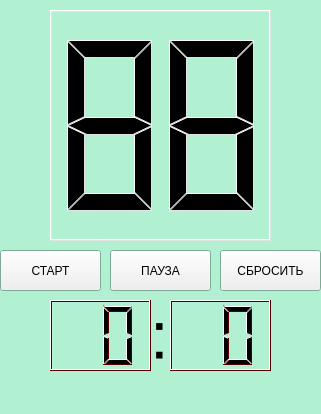
Above: work_clock/workclock.ui from kvintagav/workclock before the change. Below: the same form after it.
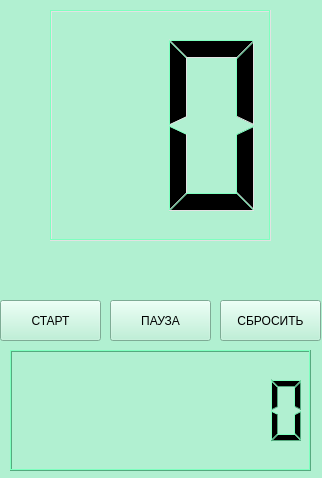
That is the form after the change.

What changed in the file:
```diff
--- a/work_clock/workclock.ui
+++ b/work_clock/workclock.ui
@@ -2,14 +2,29 @@
 <ui version="4.0">
  <class>workclock</class>
  <widget class="QWidget" name="workclock">
+  <property name="enabled">
+   <bool>true</bool>
+  </property>
   <property name="geometry">
    <rect>
     <x>0</x>
     <y>0</y>
-    <width>321</width>
-    <height>414</height>
+    <width>322</width>
+    <height>478</height>
    </rect>
   </property>
+  <property name="minimumSize">
+   <size>
+    <width>322</width>
+    <height>422</height>
+   </size>
+  </property>
+  <property name="baseSize">
+   <size>
+    <width>322</width>
+    <height>422</height>
+   </size>
+  </property>
   <property name="palette">
    <palette>
     <active>
@@ -22,12 +37,30 @@
        </color>
       </brush>
      </colorrole>
+     <colorrole role="Button">
+      <brush brushstyle="SolidPattern">
+       <color alpha="255">
+        <red>177</red>
+        <green>240</green>
+        <blue>209</blue>
+       </color>
+      </brush>
+     </colorrole>
+     <colorrole role="Light">
+      <brush brushstyle="SolidPattern">
+       <color alpha="255">
+        <red>127</red>
+        <green>255</green>
+        <blue>191</blue>
+       </color>
+      </brush>
+     </colorrole>
      <colorrole role="Midlight">
       <brush brushstyle="SolidPattern">
        <color alpha="255">
-        <red>255</red>
-        <green>255</green>
-        <blue>255</blue>
+        <red>106</red>
+        <green>212</green>
+        <blue>159</blue>
        </color>
       </brush>
      </colorrole>
@@ -35,8 +68,8 @@
       <brush brushstyle="SolidPattern">
        <color alpha="255">
         <red>85</red>
-        <green>0</green>
-        <blue>0</blue>
+        <green>170</green>
+        <blue>127</blue>
        </color>
       </brush>
      </colorrole>
@@ -58,6 +91,15 @@
        </color>
       </brush>
      </colorrole>
+     <colorrole role="BrightText">
+      <brush brushstyle="SolidPattern">
+       <color alpha="255">
+        <red>255</red>
+        <green>255</green>
+        <blue>255</blue>
+       </color>
+      </brush>
+     </colorrole>
      <colorrole role="ButtonText">
       <brush brushstyle="SolidPattern">
        <color alpha="255">
@@ -85,12 +127,39 @@
        </color>
       </brush>
      </colorrole>
-     <colorrole role="Highlight">
+     <colorrole role="Shadow">
       <brush brushstyle="SolidPattern">
        <color alpha="255">
-        <red>89</red>
+        <red>0</red>
+        <green>0</green>
+        <blue>0</blue>
+       </color>
+      </brush>
+     </colorrole>
+     <colorrole role="AlternateBase">
+      <brush brushstyle="SolidPattern">
+       <color alpha="255">
+        <red>170</red>
+        <green>212</green>
+        <blue>191</blue>
+       </color>
+      </brush>
+     </colorrole>
+     <colorrole role="ToolTipBase">
+      <brush brushstyle="SolidPattern">
+       <color alpha="255">
+        <red>255</red>
         <green>255</green>
-        <blue>181</blue>
+        <blue>220</blue>
+       </color>
+      </brush>
+     </colorrole>
+     <colorrole role="ToolTipText">
+      <brush brushstyle="SolidPattern">
+       <color alpha="255">
+        <red>0</red>
+        <green>0</green>
+        <blue>0</blue>
        </color>
       </brush>
      </colorrole>
@@ -105,12 +174,30 @@
        </color>
       </brush>
      </colorrole>
+     <colorrole role="Button">
+      <brush brushstyle="SolidPattern">
+       <color alpha="255">
+        <red>177</red>
+        <green>240</green>
+        <blue>209</blue>
+       </color>
+      </brush>
+     </colorrole>
+     <colorrole role="Light">
+      <brush brushstyle="SolidPattern">
+       <color alpha="255">
+        <red>127</red>
+        <green>255</green>
+        <blue>191</blue>
+       </color>
+      </brush>
+     </colorrole>
      <colorrole role="Midlight">
       <brush brushstyle="SolidPattern">
        <color alpha="255">
-        <red>255</red>
-        <green>255</green>
-        <blue>255</blue>
+        <red>106</red>
+        <green>212</green>
+        <blue>159</blue>
        </color>
       </brush>
      </colorrole>
@@ -118,8 +205,8 @@
       <brush brushstyle="SolidPattern">
        <color alpha="255">
         <red>85</red>
-        <green>0</green>
-        <blue>0</blue>
+        <green>170</green>
+        <blue>127</blue>
        </color>
       </brush>
      </colorrole>
@@ -141,6 +228,15 @@
        </color>
       </brush>
      </colorrole>
+     <colorrole role="BrightText">
+      <brush brushstyle="SolidPattern">
+       <color alpha="255">
+        <red>255</red>
+        <green>255</green>
+        <blue>255</blue>
+       </color>
+      </brush>
+     </colorrole>
      <colorrole role="ButtonText">
       <brush brushstyle="SolidPattern">
        <color alpha="255">
@@ -168,12 +264,39 @@
        </color>
       </brush>
      </colorrole>
-     <colorrole role="Highlight">
+     <colorrole role="Shadow">
       <brush brushstyle="SolidPattern">
        <color alpha="255">
-        <red>89</red>
+        <red>0</red>
+        <green>0</green>
+        <blue>0</blue>
+       </color>
+      </brush>
+     </colorrole>
+     <colorrole role="AlternateBase">
+      <brush brushstyle="SolidPattern">
+       <color alpha="255">
+        <red>170</red>
+        <green>212</green>
+        <blue>191</blue>
+       </color>
+      </brush>
+     </colorrole>
+     <colorrole role="ToolTipBase">
+      <brush brushstyle="SolidPattern">
+       <color alpha="255">
+        <red>255</red>
         <green>255</green>
-        <blue>181</blue>
+        <blue>220</blue>
+       </color>
+      </brush>
+     </colorrole>
+     <colorrole role="ToolTipText">
+      <brush brushstyle="SolidPattern">
+       <color alpha="255">
+        <red>0</red>
+        <green>0</green>
+        <blue>0</blue>
        </color>
       </brush>
      </colorrole>
@@ -183,17 +306,35 @@
       <brush brushstyle="SolidPattern">
        <color alpha="255">
         <red>85</red>
-        <green>0</green>
-        <blue>0</blue>
+        <green>170</green>
+        <blue>127</blue>
+       </color>
+      </brush>
+     </colorrole>
+     <colorrole role="Button">
+      <brush brushstyle="SolidPattern">
+       <color alpha="255">
+        <red>177</red>
+        <green>240</green>
+        <blue>209</blue>
+       </color>
+      </brush>
+     </colorrole>
+     <colorrole role="Light">
+      <brush brushstyle="SolidPattern">
+       <color alpha="255">
+        <red>127</red>
+        <green>255</green>
+        <blue>191</blue>
        </color>
       </brush>
      </colorrole>
      <colorrole role="Midlight">
       <brush brushstyle="SolidPattern">
        <color alpha="255">
-        <red>255</red>
-        <green>255</green>
-        <blue>255</blue>
+        <red>106</red>
+        <green>212</green>
+        <blue>159</blue>
        </color>
       </brush>
      </colorrole>
@@ -201,8 +342,8 @@
       <brush brushstyle="SolidPattern">
        <color alpha="255">
         <red>85</red>
-        <green>0</green>
-        <blue>0</blue>
+        <green>170</green>
+        <blue>127</blue>
        </color>
       </brush>
      </colorrole>
@@ -219,8 +360,17 @@
       <brush brushstyle="SolidPattern">
        <color alpha="255">
         <red>85</red>
-        <green>0</green>
-        <blue>0</blue>
+        <green>170</green>
+        <blue>127</blue>
+       </color>
+      </brush>
+     </colorrole>
+     <colorrole role="BrightText">
+      <brush brushstyle="SolidPattern">
+       <color alpha="255">
+        <red>255</red>
+        <green>255</green>
+        <blue>255</blue>
        </color>
       </brush>
      </colorrole>
@@ -228,8 +378,8 @@
       <brush brushstyle="SolidPattern">
        <color alpha="255">
         <red>85</red>
-        <green>0</green>
-        <blue>0</blue>
+        <green>170</green>
+        <blue>127</blue>
        </color>
       </brush>
      </colorrole>
@@ -251,12 +401,39 @@
        </color>
       </brush>
      </colorrole>
-     <colorrole role="Highlight">
+     <colorrole role="Shadow">
       <brush brushstyle="SolidPattern">
        <color alpha="255">
-        <red>51</red>
-        <green>153</green>
-        <blue>255</blue>
+        <red>0</red>
+        <green>0</green>
+        <blue>0</blue>
+       </color>
+      </brush>
+     </colorrole>
+     <colorrole role="AlternateBase">
+      <brush brushstyle="SolidPattern">
+       <color alpha="255">
+        <red>85</red>
+        <green>170</green>
+        <blue>127</blue>
+       </color>
+      </brush>
+     </colorrole>
+     <colorrole role="ToolTipBase">
+      <brush brushstyle="SolidPattern">
+       <color alpha="255">
+        <red>255</red>
+        <green>255</green>
+        <blue>220</blue>
+       </color>
+      </brush>
+     </colorrole>
+     <colorrole role="ToolTipText">
+      <brush brushstyle="SolidPattern">
+       <color alpha="255">
+        <red>0</red>
+        <green>0</green>
+        <blue>0</blue>
        </color>
       </brush>
      </colorrole>
@@ -326,6 +503,15 @@
         </color>
        </brush>
       </colorrole>
+      <colorrole role="Highlight">
+       <brush brushstyle="SolidPattern">
+        <color alpha="255">
+         <red>0</red>
+         <green>0</green>
+         <blue>0</blue>
+        </color>
+       </brush>
+      </colorrole>
      </active>
      <inactive>
       <colorrole role="WindowText">
@@ -373,6 +559,15 @@
         </color>
        </brush>
       </colorrole>
+      <colorrole role="Highlight">
+       <brush brushstyle="SolidPattern">
+        <color alpha="255">
+         <red>0</red>
+         <green>0</green>
+         <blue>0</blue>
+        </color>
+       </brush>
+      </colorrole>
      </inactive>
      <disabled>
       <colorrole role="WindowText">
@@ -420,6 +615,15 @@
         </color>
        </brush>
       </colorrole>
+      <colorrole role="Highlight">
+       <brush brushstyle="SolidPattern">
+        <color alpha="255">
+         <red>51</red>
+         <green>153</green>
+         <blue>255</blue>
+        </color>
+       </brush>
+      </colorrole>
      </disabled>
     </palette>
    </property>
@@ -432,14 +636,14 @@
     <number>2</number>
    </property>
    <property name="value" stdset="0">
-    <double>88.000000000000000</double>
+    <double>0.000000000000000</double>
    </property>
   </widget>
   <widget class="QPushButton" name="START">
    <property name="geometry">
     <rect>
      <x>0</x>
-     <y>250</y>
+     <y>300</y>
      <width>101</width>
      <height>41</height>
     </rect>
@@ -458,7 +662,7 @@
    <property name="geometry">
     <rect>
      <x>110</x>
-     <y>250</y>
+     <y>300</y>
      <width>101</width>
      <height>41</height>
     </rect>
@@ -467,61 +671,11 @@
     <string>ПАУЗА</string>
    </property>
   </widget>
-  <widget class="QLCDNumber" name="hour">
-   <property name="geometry">
-    <rect>
-     <x>50</x>
-     <y>300</y>
-     <width>101</width>
-     <height>71</height>
-    </rect>
-   </property>
-   <property name="numDigits">
-    <number>2</number>
-   </property>
-   <property name="digitCount">
-    <number>2</number>
-   </property>
-  </widget>
-  <widget class="QLCDNumber" name="minutes">
-   <property name="geometry">
-    <rect>
-     <x>170</x>
-     <y>300</y>
-     <width>101</width>
-     <height>71</height>
-    </rect>
-   </property>
-   <property name="numDigits">
-    <number>2</number>
-   </property>
-   <property name="digitCount">
-    <number>2</number>
-   </property>
-  </widget>
-  <widget class="QLabel" name="label">
-   <property name="geometry">
-    <rect>
-     <x>150</x>
-     <y>300</y>
-     <width>21</width>
-     <height>71</height>
-    </rect>
-   </property>
-   <property name="font">
-    <font>
-     <pointsize>50</pointsize>
-    </font>
-   </property>
-   <property name="text">
-    <string>:</string>
-   </property>
-  </widget>
-  <widget class="QPushButton" name="STOP_2">
+  <widget class="QPushButton" name="resetButton">
    <property name="geometry">
     <rect>
      <x>220</x>
-     <y>250</y>
+     <y>300</y>
      <width>101</width>
      <height>41</height>
     </rect>
@@ -530,6 +684,22 @@
     <string>СБРОСИТЬ</string>
    </property>
   </widget>
+  <widget class="QLCDNumber" name="time">
+   <property name="geometry">
+    <rect>
+     <x>10</x>
+     <y>350</y>
+     <width>301</width>
+     <height>121</height>
+    </rect>
+   </property>
+   <property name="numDigits">
+    <number>8</number>
+   </property>
+   <property name="digitCount">
+    <number>8</number>
+   </property>
+  </widget>
  </widget>
  <layoutdefault spacing="6" margin="11"/>
  <resources/>
```
Left out of the diff: 4 changed lines with no effect on the pictures.
